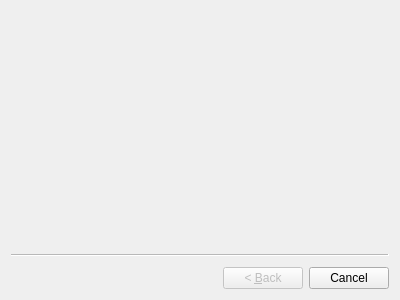
ioquake/launch, file installwizard.ui: the form before one commit.
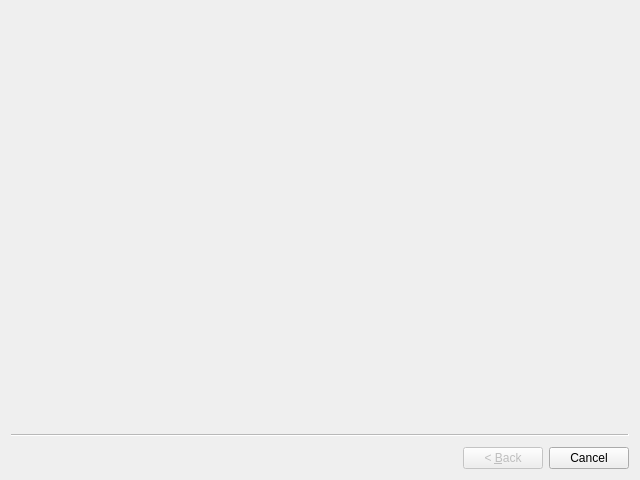
The form after the commit. Icons and pictures are not drawn.

```diff
--- a/installwizard.ui
+++ b/installwizard.ui
@@ -6,8 +6,8 @@
    <rect>
     <x>0</x>
     <y>0</y>
-    <width>400</width>
-    <height>300</height>
+    <width>640</width>
+    <height>480</height>
    </rect>
   </property>
   <property name="windowTitle">
```
